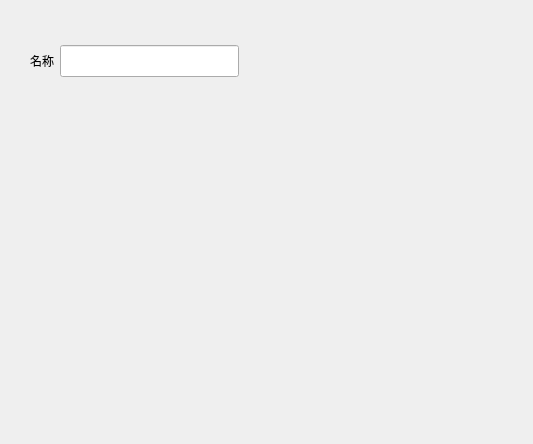
First picture: the form in forms/name_panel.ui, repository Cra3z/nifo, before the edit.
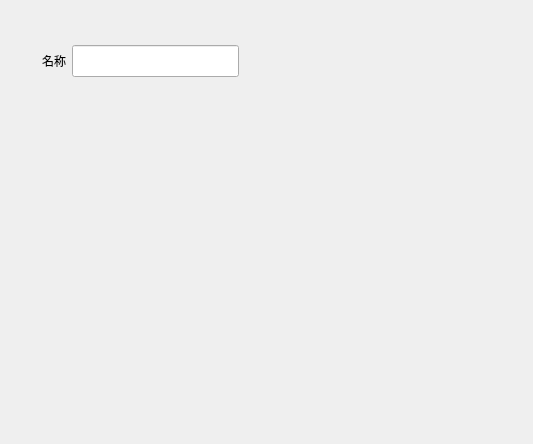
Second picture: the form after the edit.

Commit message: refactor: 对界面微调

Patch:
```diff
--- a/forms/name_panel.ui
+++ b/forms/name_panel.ui
@@ -51,7 +51,7 @@
       </property>
       <property name="minimumSize">
        <size>
-        <width>0</width>
+        <width>36</width>
         <height>32</height>
        </size>
       </property>
```
The commit also changes 2 other files.
